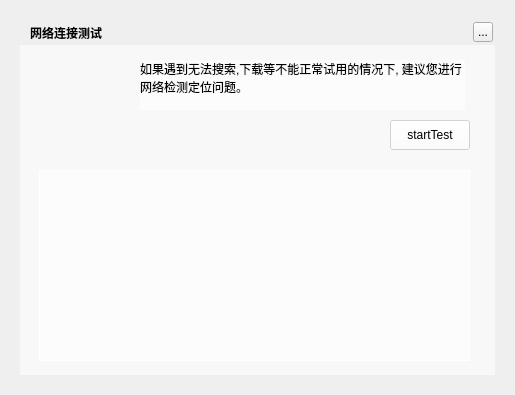
Old version of the form TTKCore/musicUi/musicToolsetswidget/musicnetworkconnectiontestwidget.ui in the repository Greedysky/TTKMusicPlayer.
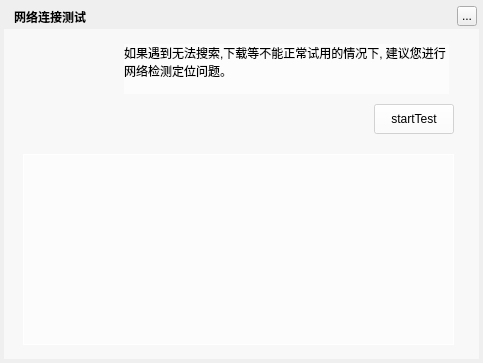
New version of the form. Custom widgets are drawn as their Qt base class.

The edit to the form file:
```diff
--- a/TTKCore/musicUi/musicToolsetswidget/musicnetworkconnectiontestwidget.ui
+++ b/TTKCore/musicUi/musicToolsetswidget/musicnetworkconnectiontestwidget.ui
@@ -6,8 +6,8 @@
    <rect>
     <x>0</x>
     <y>0</y>
-    <width>515</width>
-    <height>395</height>
+    <width>483</width>
+    <height>363</height>
    </rect>
   </property>
   <property name="windowTitle">
@@ -16,8 +16,8 @@
   <widget class="QLabel" name="background">
    <property name="geometry">
     <rect>
-     <x>20</x>
-     <y>20</y>
+     <x>4</x>
+     <y>4</y>
      <width>475</width>
      <height>355</height>
     </rect>
@@ -29,8 +29,8 @@
   <widget class="QLabel" name="topTitleName">
    <property name="geometry">
     <rect>
-     <x>30</x>
-     <y>20</y>
+     <x>14</x>
+     <y>4</y>
      <width>171</width>
      <height>25</height>
     </rect>
@@ -45,8 +45,8 @@
   <widget class="QToolButton" name="topTitleCloseButton">
    <property name="geometry">
     <rect>
-     <x>473</x>
-     <y>22</y>
+     <x>457</x>
+     <y>6</y>
      <width>20</width>
      <height>20</height>
     </rect>
@@ -58,8 +58,8 @@
   <widget class="QWidget" name="backgroundMask" native="true">
    <property name="geometry">
     <rect>
-     <x>20</x>
-     <y>45</y>
+     <x>4</x>
+     <y>29</y>
      <width>475</width>
      <height>330</height>
     </rect>
@@ -120,8 +120,8 @@
   <widget class="MusicGifLabelWidget" name="iconLabel">
    <property name="geometry">
     <rect>
-     <x>40</x>
-     <y>60</y>
+     <x>24</x>
+     <y>44</y>
      <width>93</width>
      <height>93</height>
     </rect>
```
